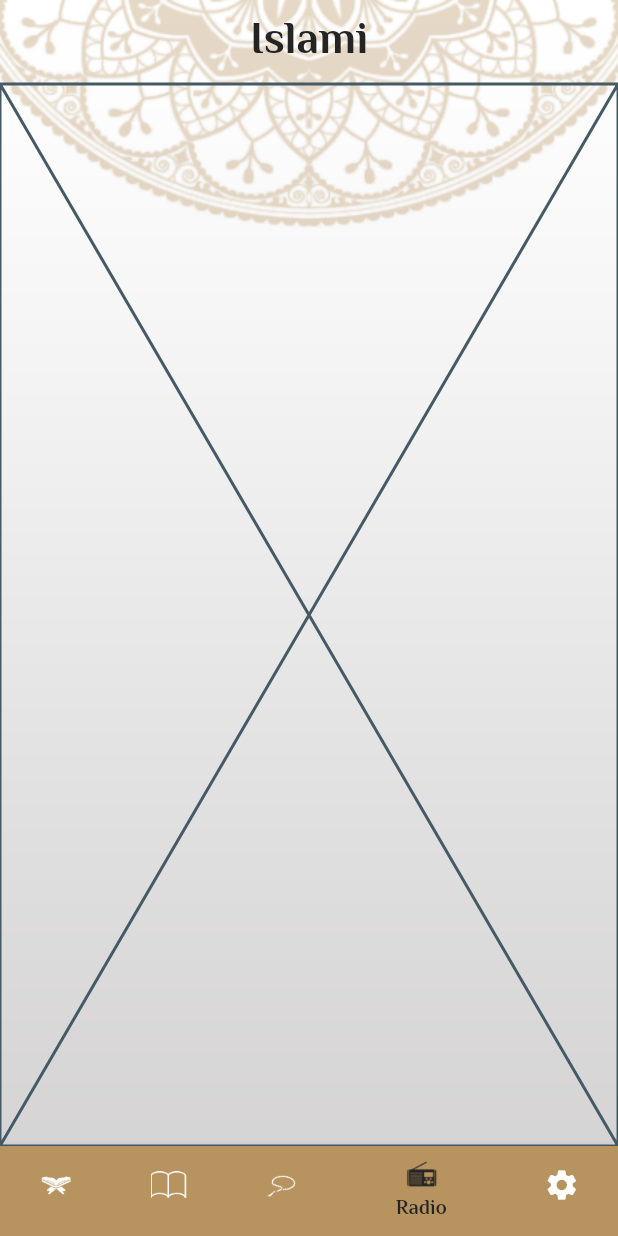
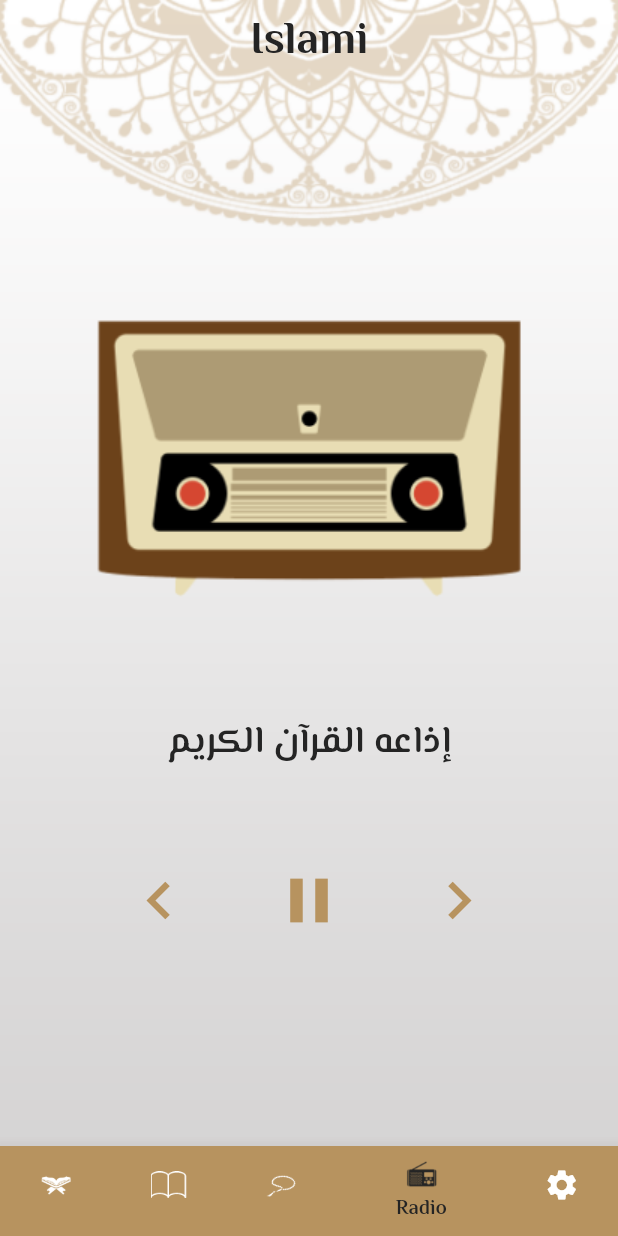
Before and after one commit to body666/Muslim, a Flutter app: the screen it shows after launch, item 4 of the bottom bar chosen, on a phone screen of 412 x 824 dp. Run offline on Flutter 3.47's test engine with Material 2 defaults, Android fonts, the phone set to English and light mode, and no system bars; our stand-ins replace google_fonts.

Commit message:
+ radio tab

```diff
--- a/lib/tabs/radio_tab.dart
+++ b/lib/tabs/radio_tab.dart
@@ -1,8 +1,33 @@
 import 'package:flutter/material.dart';
+import 'package:islami/theming.dart';
 class RadioTab extends StatelessWidget {
 
   @override
   Widget build(BuildContext context) {
-    return const Placeholder();
+    return Column(
+      mainAxisAlignment: MainAxisAlignment.center,
+      children: [
+        Image.asset("assets/images/radio_image.png"),
+        const SizedBox(height: 60),
+        const Text("إذاعه القرآن الكريم"),
+        const SizedBox(height: 60,),
+        const Row(
+          mainAxisAlignment: MainAxisAlignment.center,
+          children: [
+            Icon(Icons.keyboard_arrow_left_outlined,
+            color: MyThemeData.primarycolor,
+            size: 50),
+            SizedBox(width: 50,),
+            Icon(Icons.pause,
+              color: MyThemeData.primarycolor,
+                size: 50),
+            SizedBox(width: 50,),
+            Icon(Icons.keyboard_arrow_right_outlined,
+              color: MyThemeData.primarycolor,
+                size: 50),
+          ],
+        )
+      ],
+    );
   }
 }
```
